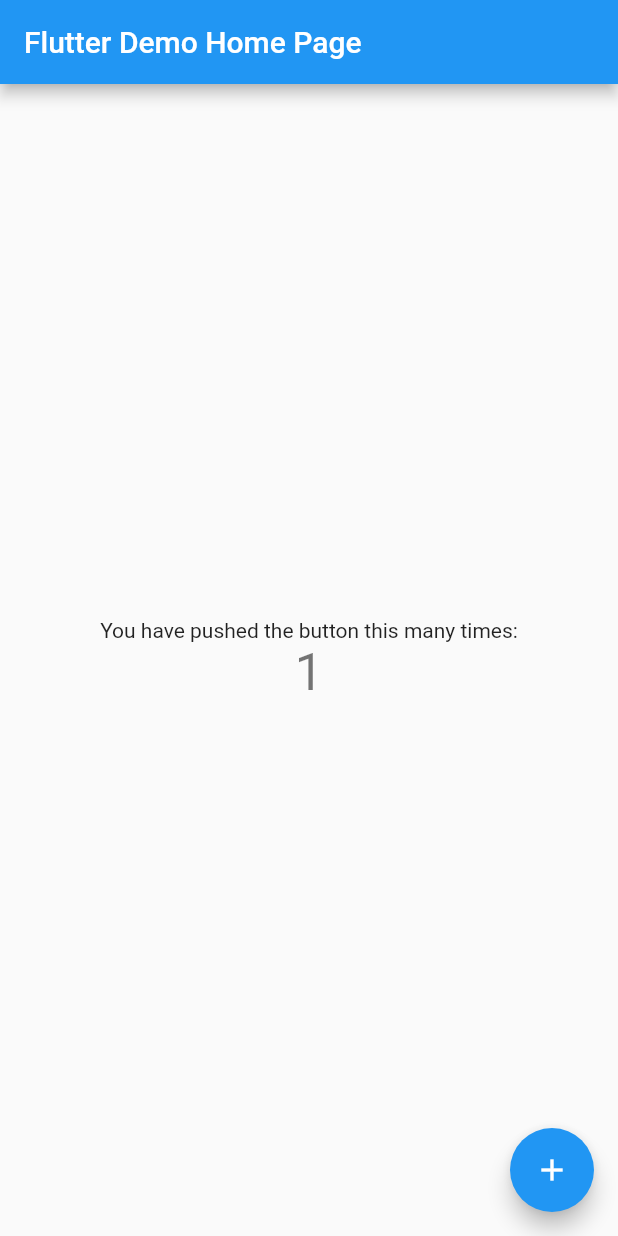
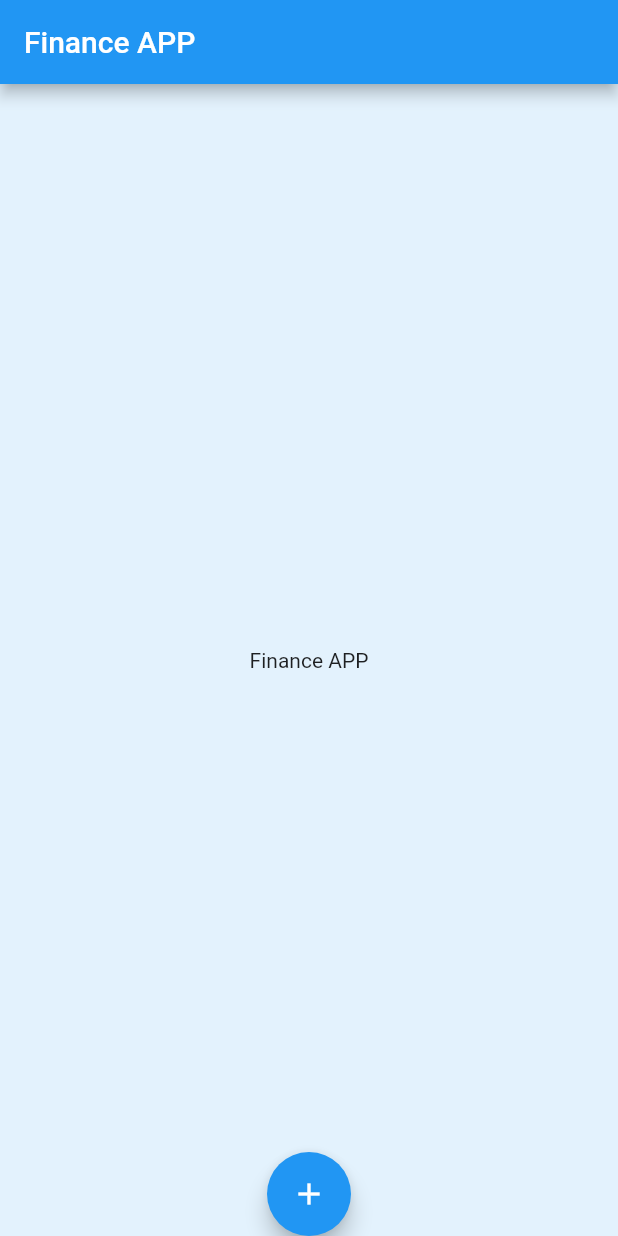
Before and after one commit to RubenToroG/finance_app, a Flutter app: the screen it shows after launch, after a tap on the "add" icon, on a phone screen of 412 x 824 dp. Run offline on Flutter 3.47's test engine with Material 2 defaults, Android fonts, the phone set to English and light mode, and no system bars.

Commit message:
start architecture

```diff
--- a/lib/data/moor_database.dart
+++ /dev/null
@@ -1,7 +0,0 @@
-import 'package:moor_flutter/moor_flutter.dart';
-
-part 'moor_database.g.dart';
-
-class Tasks extends Table {
-  IntColumn get id => integer().autoIncrement()();
-}
--- a/lib/main.dart
+++ b/lib/main.dart
@@ -1,113 +1,7 @@
 import 'package:flutter/material.dart';
+
+import 'package:finance_app/src/myApp.dart';
 
 void main() {
   runApp(MyApp());
 }
-
-class MyApp extends StatelessWidget {
-  // This widget is the root of your application.
-  @override
-  Widget build(BuildContext context) {
-    return MaterialApp(
-      title: 'Flutter Demo',
-      theme: ThemeData(
-        // This is the theme of your application.
-        //
-        // Try running your application with "flutter run". You'll see the
-        // application has a blue toolbar. Then, without quitting the app, try
-        // changing the primarySwatch below to Colors.green and then invoke
-        // "hot reload" (press "r" in the console where you ran "flutter run",
-        // or simply save your changes to "hot reload" in a Flutter IDE).
-        // Notice that the counter didn't reset back to zero; the application
-        // is not restarted.
-        primarySwatch: Colors.blue,
-      ),
-      home: MyHomePage(title: 'Flutter Demo Home Page'),
-    );
-  }
-}
-
-class MyHomePage extends StatefulWidget {
-  MyHomePage({Key? key, required this.title}) : super(key: key);
-
-  // This widget is the home page of your application. It is stateful, meaning
-  // that it has a State object (defined below) that contains fields that affect
-  // how it looks.
-
-  // This class is the configuration for the state. It holds the values (in this
-  // case the title) provided by the parent (in this case the App widget) and
-  // used by the build method of the State. Fields in a Widget subclass are
-  // always marked "final".
-
-  final String title;
-
-  @override
-  _MyHomePageState createState() => _MyHomePageState();
-}
-
-class _MyHomePageState extends State<MyHomePage> {
-  int _counter = 0;
-
-  void _incrementCounter() {
-    setState(() {
-      // This call to setState tells the Flutter framework that something has
-      // changed in this State, which causes it to rerun the build method below
-      // so that the display can reflect the updated values. If we changed
-      // _counter without calling setState(), then the build method would not be
-      // called again, and so nothing would appear to happen.
-      _counter++;
-    });
-  }
-
-  @override
-  Widget build(BuildContext context) {
-    // This method is rerun every time setState is called, for instance as done
-    // by the _incrementCounter method above.
-    //
-    // The Flutter framework has been optimized to make rerunning build methods
-    // fast, so that you can just rebuild anything that needs updating rather
-    // than having to individually change instances of widgets.
-    return Scaffold(
-      appBar: AppBar(
-        // Here we take the value from the MyHomePage object that was created by
-        // the App.build method, and use it to set our appbar title.
-        title: Text(widget.title),
-      ),
-      body: Center(
-        // Center is a layout widget. It takes a single child and positions it
-        // in the middle of the parent.
-        child: Column(
-          // Column is also a layout widget. It takes a list of children and
-          // arranges them vertically. By default, it sizes itself to fit its
-          // children horizontally, and tries to be as tall as its parent.
-          //
-          // Invoke "debug painting" (press "p" in the console, choose the
-          // "Toggle Debug Paint" action from the Flutter Inspector in Android
-          // Studio, or the "Toggle Debug Paint" command in Visual Studio Code)
-          // to see the wireframe for each widget.
-          //
-          // Column has various properties to control how it sizes itself and
-          // how it positions its children. Here we use mainAxisAlignment to
-          // center the children vertically; the main axis here is the vertical
-          // axis because Columns are vertical (the cross axis would be
-          // horizontal).
-          mainAxisAlignment: MainAxisAlignment.center,
-          children: <Widget>[
-            Text(
-              'You have pushed the button this many times:',
-            ),
-            Text(
-              '$_counter',
-              style: Theme.of(context).textTheme.headline4,
-            ),
-          ],
-        ),
-      ),
-      floatingActionButton: FloatingActionButton(
-        onPressed: _incrementCounter,
-        tooltip: 'Increment',
-        child: Icon(Icons.add),
-      ), // This trailing comma makes auto-formatting nicer for build methods.
-    );
-  }
-}
--- /dev/null
+++ b/lib/src/myApp.dart
@@ -0,0 +1,13 @@
+import 'package:flutter/material.dart';
+
+import 'package:finance_app/src/pages/home_pages.dart';
+
+class MyApp extends StatelessWidget {
+  @override
+  Widget build(BuildContext context) {
+    return MaterialApp(
+        home: Center(
+      child: HomePage(),
+    ));
+  }
+}
--- /dev/null
+++ b/lib/src/pages/home_pages.dart
@@ -0,0 +1,23 @@
+import 'package:flutter/material.dart';
+
+class HomePage extends StatelessWidget {
+  @override
+  Widget build(BuildContext context) {
+    return Scaffold(
+      appBar: AppBar(title: Text('Finance APP')),
+      body: Center(
+        child: Text('Finance APP'),
+      ),
+      backgroundColor: Colors.blue.shade50,
+      floatingActionButton: FloatingActionButton(
+        onPressed: setMessage,
+        child: const Icon(Icons.add),
+      ),
+      floatingActionButtonLocation: FloatingActionButtonLocation.centerDocked,
+    );
+  }
+
+  setMessage() {
+    print('Action button');
+  }
+}
```
Also changed, not shown: 1 other file.
